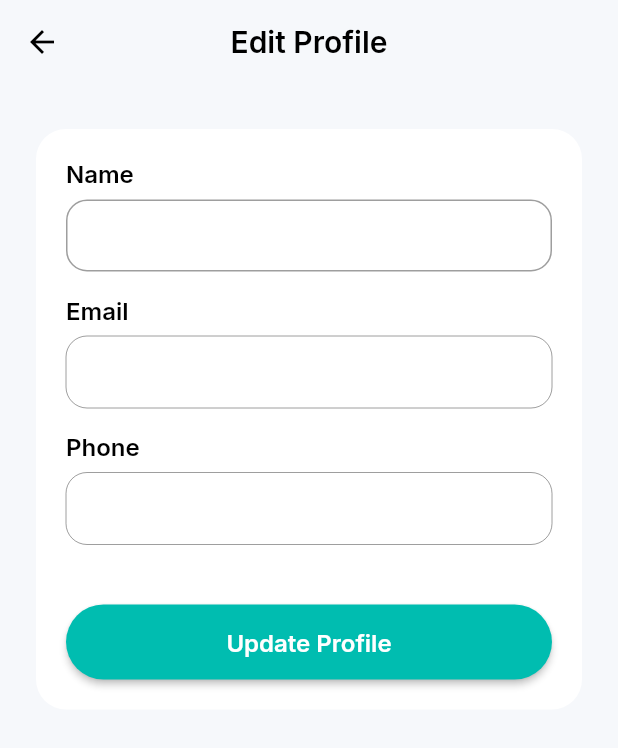
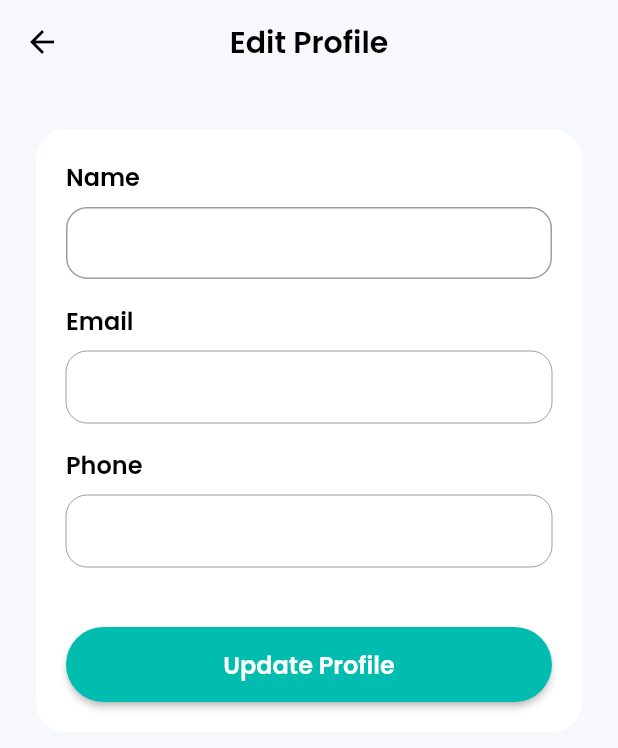
Before and after one commit to abghifareihand/cryptotracker_app, a Flutter app: the AccountPage screen opened directly, after a tap on "Edit Profile", on a phone screen of 412 x 824 dp. Shown: the top 748 px of the screen. Run offline on Flutter 3.47's test engine with Material 2 defaults, Android fonts, the phone set to English and light mode, and no system bars; our stand-ins replace cached_network_image, cloud_firestore, dio, firebase_auth, firebase_core, firebase_storage and 7 more; missing offline and left inert: chart_sparkline; accounts and stored records are empty; network calls fail.

Commit message:
feat: update font and profile

```diff
--- a/lib/shared/theme.dart
+++ b/lib/shared/theme.dart
@@ -1,5 +1,4 @@
 import 'package:flutter/material.dart';
-import 'package:google_fonts/google_fonts.dart';
 
 const Color blackColor = Color(0xff000000);
 const Color whiteColor = Color(0xffFFFFFF);
@@ -23,25 +22,32 @@ double deviceHeight(BuildContext context) {
   return MediaQuery.of(context).size.height;
 }
 
-TextStyle blackTextStyle = GoogleFonts.inter(
+TextStyle greyTextStyle = TextStyle(
+  fontFamily: 'Poppins',
+  color: greyColor,
+);
+
+TextStyle blackTextStyle= TextStyle(
+  fontFamily: 'Poppins',
   color: blackColor,
 );
 
-TextStyle whiteTextStyle = GoogleFonts.inter(
+TextStyle whiteTextStyle = TextStyle(
+  fontFamily: 'Poppins',
   color: whiteColor,
 );
 
-TextStyle greyTextStyle = GoogleFonts.inter(
-  color: greyColor,
+TextStyle greenTextStyle = TextStyle(
+  fontFamily: 'Poppins',
+  color: greenColor,
 );
 
-TextStyle redTextStyle = GoogleFonts.inter(
+TextStyle redTextStyle = TextStyle(
+  fontFamily: 'Poppins',
   color: redColor,
 );
 
-TextStyle greenTextStyle = GoogleFonts.inter(
-  color: greenColor,
-);
+
 
 FontWeight light = FontWeight.w300;
 FontWeight regular = FontWeight.w400;
--- a/lib/ui/pages/account/account_page.dart
+++ b/lib/ui/pages/account/account_page.dart
@@ -1,3 +1,5 @@
+import 'dart:io';
+
 import 'package:cloud_firestore/cloud_firestore.dart';
 import 'package:cryptotracker_app/shared/theme.dart';
 import 'package:cryptotracker_app/ui/pages/account/edit_profile_page.dart';
@@ -7,6 +9,8 @@ import 'package:firebase_auth/firebase_auth.dart';
 import 'package:flutter/material.dart';
 import 'package:fluttertoast/fluttertoast.dart';
 import 'package:shared_preferences/shared_preferences.dart';
+import 'package:image_picker/image_picker.dart';
+import 'package:firebase_storage/firebase_storage.dart';
 
 class AccountPage extends StatefulWidget {
   const AccountPage({Key? key});
@@ -17,6 +21,44 @@ class AccountPage extends StatefulWidget {
 
 class _AccountPageState extends State<AccountPage> {
   final User? user = FirebaseAuth.instance.currentUser;
+  String? _imageUrl;
+
+  @override
+  void initState() {
+    super.initState();
+    _loadUserPhoto();
+  }
+
+  void _loadUserPhoto() async {
+    String uid = FirebaseAuth.instance.currentUser!.uid;
+    Reference ref =
+        FirebaseStorage.instance.ref().child('photo_profile/$uid/profile.jpg');
+    try {
+      String? url = await ref.getDownloadURL();
+      setState(() {
+        _imageUrl = url;
+      });
+    } catch (e) {
+      print('Foto tidak ditemukan');
+      setState(() {
+        _imageUrl = null;
+      });
+    }
+  }
+
+  void _pickImage() async {
+    final picker = ImagePicker();
+    final pickedImage = await picker.getImage(source: ImageSource.gallery);
+    if (pickedImage != null) {
+      String uid = FirebaseAuth.instance.currentUser!.uid;
+      Reference ref = FirebaseStorage.instance
+          .ref()
+          .child('photo_profile/$uid/profile.jpg');
+      await ref.putFile(File(pickedImage.path));
+      _loadUserPhoto();
+    }
+  }
+
   Future<void> _logoutUser() async {
     showDialog(
       context: context,
@@ -185,64 +227,80 @@ class _AccountPageState extends State<AccountPage> {
               borderRadius: BorderRadius.circular(20),
               color: Colors.white,
             ),
-            child: Column(
+            child: StreamBuilder<DocumentSnapshot>(
+              stream: FirebaseFirestore.instance
+                  .collection('users')
+                  .doc(user!.uid)
+                  .snapshots(),
+              builder: (context, snapshot) {
+                if (snapshot.hasData) {
+                  String name = snapshot.data!.get('name');
+                  String email = snapshot.data!.get('email');
+                  return Column(
                     crossAxisAlignment: CrossAxisAlignment.center,
                     children: [
                       Container(
                         width: 120,
                         height: 120,
-                  decoration: const BoxDecoration(
+                        child: Stack(
+                          children: [
+                            Container(
+                              width: 120,
+                              height: 120,
+                              decoration: BoxDecoration(
                                 shape: BoxShape.circle,
-                    image: DecorationImage(
-                      image: AssetImage(
-                        'assets/avatar.png',
+                                image: _imageUrl != null
+                                    ? DecorationImage(
+                                        image: NetworkImage(_imageUrl!),
+                                        fit: BoxFit.cover,
+                                      )
+                                    : DecorationImage(
+                                        image: AssetImage('assets/avatar.png'),
                                       ),
                               ),
                             ),
+                            Positioned(
+                              bottom: 0,
+                              right: 0,
+                              child: Container(
+                                width: 40,
+                                height: 40,
+                                decoration: BoxDecoration(
+                                  shape: BoxShape.circle,
+                                  color: Colors.blue,
                                 ),
-                SizedBox(height: 16),
-                FutureBuilder<DocumentSnapshot>(
-                  future: FirebaseFirestore.instance
-                      .collection('users')
-                      .doc(user!.uid)
-                      .get(),
-                  builder: (BuildContext context,
-                      AsyncSnapshot<DocumentSnapshot> snapshot) {
-                    if (snapshot.connectionState == ConnectionState.waiting) {
-                      return CircularProgressIndicator();
-                    }
-                    if (snapshot.hasError) {
-                      return Text('Error: ${snapshot.error}');
-                    }
-                    if (!snapshot.hasData || !snapshot.data!.exists) {
-                      return Text('Data not found');
-                    }
-
-                    Map<String, dynamic>? userData =
-                        snapshot.data!.data() as Map<String, dynamic>?;
-
-                    return Column(
-                      crossAxisAlignment: CrossAxisAlignment.center,
-                      children: [
+                                child: IconButton(
+                                  icon: Icon(
+                                    Icons.edit,
+                                    color: Colors.white,
+                                  ),
+                                  onPressed: _pickImage,
+                                ),
+                              ),
+                            ),
+                          ],
+                        ),
+                      ),
                       Text(
-                          '${userData?['name'] ?? ''}',
+                          name,
                           style: blackTextStyle.copyWith(
                             fontSize: 22,
                             fontWeight: bold,
                           ),
                         ),
                       Text(
-                          '${userData?['email'] ?? ''}',
-                          style: greyTextStyle.copyWith(
+                          email,
+                          style: blackTextStyle.copyWith(
                             fontSize: 16,
                             fontWeight: semiBold,
                           ),
                         ),
+                      SizedBox(height: 16),
                     ],
                   );
+                }
+                return CircularProgressIndicator();
               },
-                ),
-              ],
             ),
           ),
           SizedBox(
--- a/lib/ui/pages/splash/onboarding_page.dart
+++ b/lib/ui/pages/splash/onboarding_page.dart
@@ -33,7 +33,7 @@ class OnboardingPage extends StatelessWidget {
                   'Cryptotracker',
                   style: blackTextStyle.copyWith(
                     fontSize: 28,
-                    fontWeight: extraBold,
+                    fontWeight: bold,
                   ),
                 ),
                 const SizedBox(
```
Also changed, not shown: lib/ui/pages/home/home_page.dart (+17 -33 lines), pubspec.yaml (+9 -14 lines), assets/fonts/Poppins-Bold.ttf (added), assets/fonts/Poppins-Light.ttf (added), assets/fonts/Poppins-Medium.ttf (added), assets/fonts/Poppins-Regular.ttf (added), assets/fonts/Poppins-SemiBold.ttf (added), pubspec.lock. Lines whose indentation alone changed are shown as unchanged.
